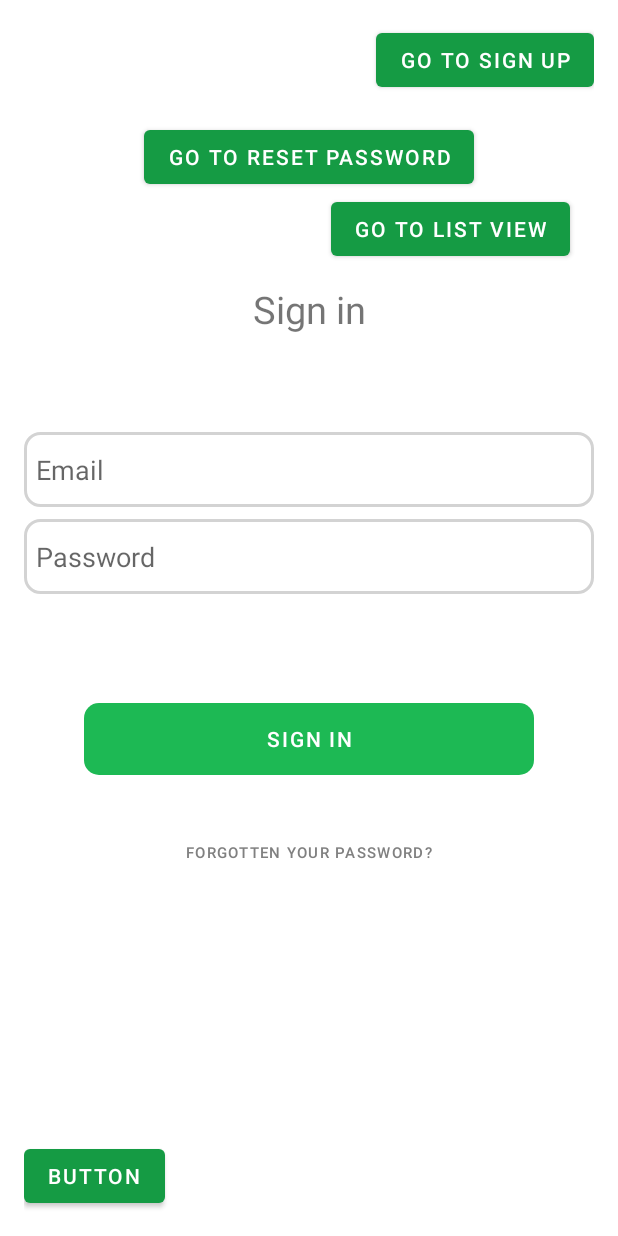
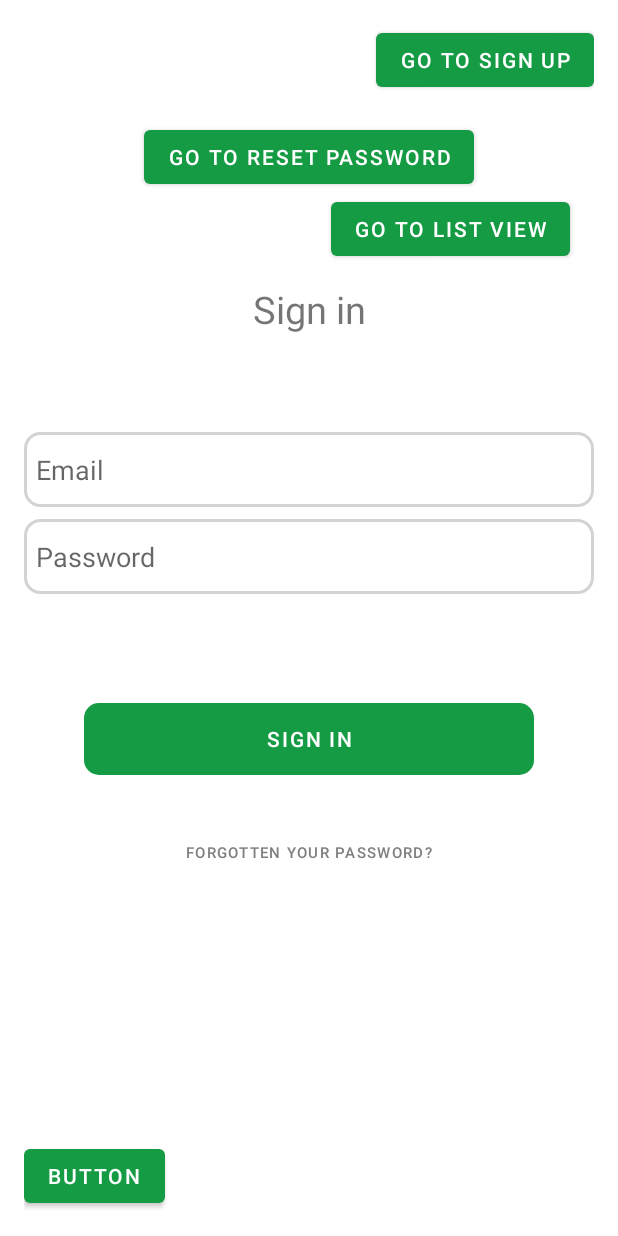
Before and after one commit to JamieLloyd01/MastersProject, an Android app: the screen it shows after launch (LoginActivity), on a phone screen of 412 x 824 dp. Run offline under Robolectric (Android 15) with nearby library versions, the phone set to English and light mode, and no system bars.

Commit message:
minor changes

```diff
--- a/app/src/main/res/layout/activity_login.xml
+++ b/app/src/main/res/layout/activity_login.xml
@@ -51,7 +51,7 @@
         android:enabled="false"
         android:text="@string/action_sign_in"
         android:textColor="#FFFFFF"
-        app:backgroundTint="#1DB954"
+        app:backgroundTint="@color/green"
         android:background="@drawable/rounded_edittext_background"
         app:layout_constraintBottom_toBottomOf="parent"
         app:layout_constraintEnd_toEndOf="parent"
```
